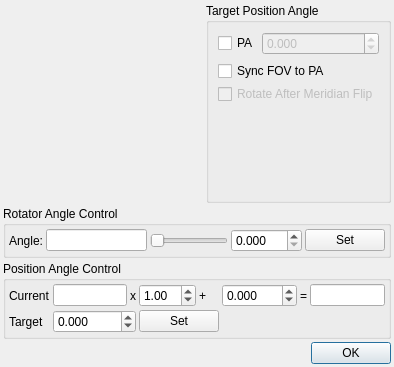
First picture: the form in kstars-astropi/kstars/ekos/capture/rotatorsettings.ui, repository Andre87osx/AstroPi-system, before the edit.
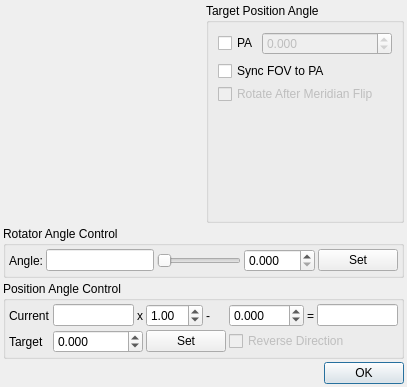
Second picture: the form after the edit. Custom widgets are drawn as their Qt base class.

What changed in the file:
```diff
--- a/kstars-astropi/kstars/ekos/capture/rotatorsettings.ui
+++ b/kstars-astropi/kstars/ekos/capture/rotatorsettings.ui
@@ -6,8 +6,8 @@
    <rect>
     <x>0</x>
     <y>0</y>
-    <width>382</width>
-    <height>364</height>
+    <width>407</width>
+    <height>387</height>
    </rect>
   </property>
   <property name="windowTitle">
@@ -313,7 +313,7 @@
       <item row="0" column="4">
        <widget class="QLabel" name="label_4">
         <property name="text">
-         <string>+</string>
+         <string>-</string>
         </property>
        </widget>
       </item>
@@ -392,6 +392,19 @@
         </property>
        </widget>
       </item>
+      <item row="1" column="5" colspan="3">
+       <widget class="QCheckBox" name="ReverseDirectionCheck">
+        <property name="enabled">
+         <bool>false</bool>
+        </property>
+        <property name="toolTip">
+         <string>Reverse rotator direction</string>
+        </property>
+        <property name="text">
+         <string>Reverse Direction</string>
+        </property>
+       </widget>
+      </item>
      </layout>
     </widget>
    </item>
```
